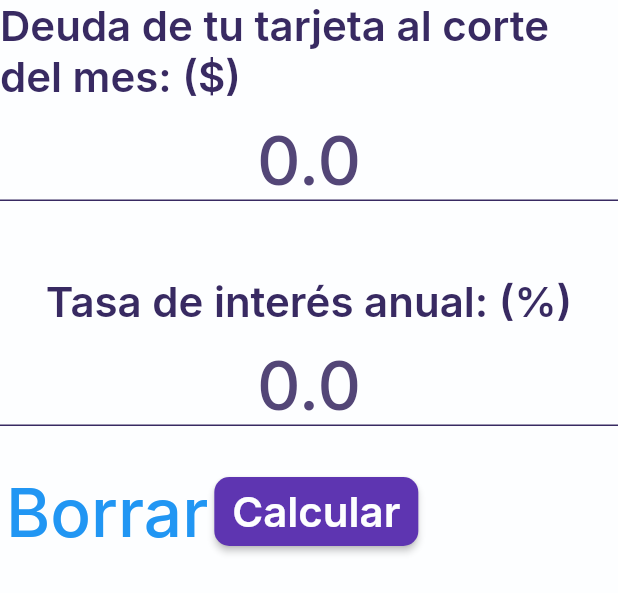
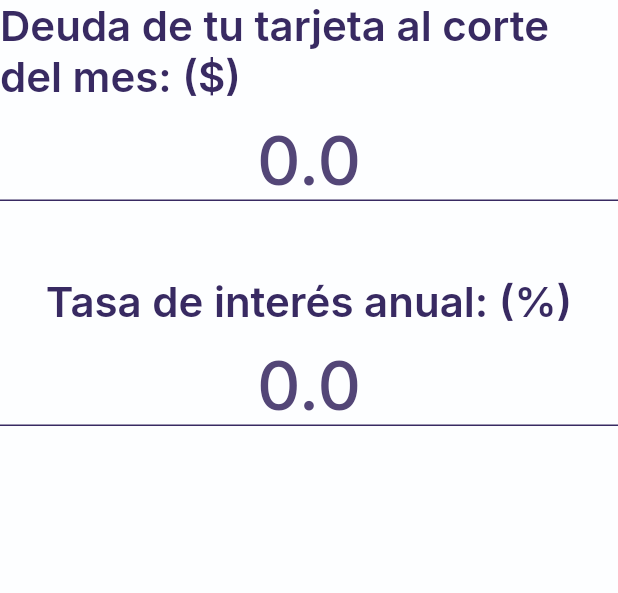
Before and after one commit to rafabelts/OctoConta, a Flutter app: the CalculoTarjetaInput widget shown alone on an empty page, opened directly, on a phone screen of 412 x 824 dp. Shown: the top 593 px of the screen. Run offline on Flutter 3.47's test engine with Material 2 defaults, Android fonts, the light colour scheme and no system bars; our stand-ins replace google_fonts; missing offline and left inert: adaptive_components.

Commit message:
Muestra de resultados y botones limpiar y calcular

```diff
--- a/lib/src/ui/calculos/tarjeta/tarjeta_inputs.dart
+++ b/lib/src/ui/calculos/tarjeta/tarjeta_inputs.dart
@@ -62,31 +62,6 @@ class CalculoTarjetaInput extends StatelessWidget {
                         BorderSide(width: 2.0, color: Color(0xFF382A62)))),
           ),
         ),
-        Padding(
-            padding: const EdgeInsets.symmetric(vertical: 20.0),
-            child: Row(
-              children: <Widget>[
-                TextButton(onPressed: () {}, child: Text("Borrar")),
-                ElevatedButton(
-                  onPressed: () {},
-                  style: ElevatedButton.styleFrom(
-                    shape: RoundedRectangleBorder(
-                        borderRadius: BorderRadius.circular(10.0)),
-                    backgroundColor: Color(0xFF5E35B1),
-                    padding: const EdgeInsets.symmetric(
-                        vertical: 6.0, horizontal: 12.0),
-                  ),
-                  child: Text(
-                    "Calcular",
-                    style: GoogleFonts.inter(
-                      color: Theme.of(context).scaffoldBackgroundColor,
-                      fontSize: 28,
-                      fontWeight: FontWeight.w600,
-                    ),
-                  ),
-                ),
-              ],
-            ))
       ],
     );
   }
```
Also changed, not shown: lib/src/ui/calculos/buttons_calculos.dart (added, +48 -0 lines), lib/src/ui/calculos/muestra_resultados.dart (added, +22 -0 lines), lib/src/ui/calculos/tarjeta/tarjeta_screen.dart (+13 -3 lines).
